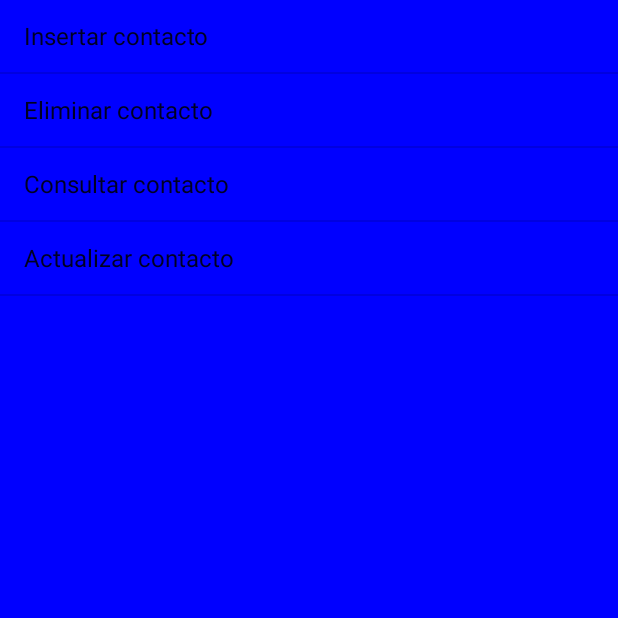
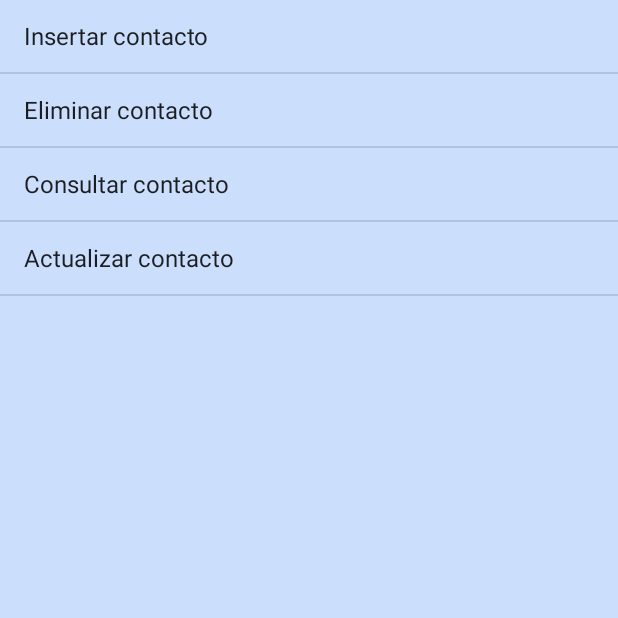
Before and after one commit to MarvinSMartinez/Bolsa, an Android app: the ContactoAspiranteMenuActivity screen opened directly, with no data from a screen before it, on a phone screen of 412 x 824 dp, the top half of it. Run offline under Robolectric (Android 15) with nearby library versions, the phone set to English and light mode, and no system bars.

Commit message:
Cambio de colores de listview

```diff
--- a/app/src/main/java/com/g06/bolsa/contacto_aspirante/ContactoAspiranteMenuActivity.java
+++ b/app/src/main/java/com/g06/bolsa/contacto_aspirante/ContactoAspiranteMenuActivity.java
@@ -27,7 +27,7 @@ public class ContactoAspiranteMenuActivity extends ListActivity {
     public void onCreate(Bundle savedInstanceState) {
         super.onCreate(savedInstanceState);
         ListView listView = getListView();
-        listView.setBackgroundColor(Color.rgb(0, 0, 255));
+        listView.setBackgroundColor(Color.rgb(203, 222, 251));
         ArrayAdapter<String> adapter = new
                 ArrayAdapter<String>(this,android.R.layout.simple_list_item_1, menu);
         setListAdapter(adapter);
--- a/app/src/main/java/com/g06/bolsa/dato_estudio/DatoEstudioMenuActivity.java
+++ b/app/src/main/java/com/g06/bolsa/dato_estudio/DatoEstudioMenuActivity.java
@@ -27,7 +27,7 @@ public class DatoEstudioMenuActivity extends ListActivity {
     public void onCreate(Bundle savedInstanceState) {
         super.onCreate(savedInstanceState);
         ListView listView = getListView();
-        listView.setBackgroundColor(Color.rgb(0, 0, 255));
+        listView.setBackgroundColor(Color.rgb(203, 222, 251));
         ArrayAdapter<String> adapter = new
                 ArrayAdapter<String>(this,android.R.layout.simple_list_item_1, menu);
         setListAdapter(adapter);
@@ -37,6 +37,7 @@ public class DatoEstudioMenuActivity extends ListActivity {
     protected void onListItemClick(ListView l,View v,int position,long id){
         super.onListItemClick(l, v, position, id);
         String nombreValue=activities[position];
+
         l.getChildAt(position).setBackgroundColor(Color.rgb(128, 128, 255));
         try{
             Class<?> clase=Class.forName("com.g06.bolsa.dato_estudio." + nombreValue);
--- a/app/src/main/java/com/g06/bolsa/detalle_experiencia/DetalleExperienciaMenuActivity.java
+++ b/app/src/main/java/com/g06/bolsa/detalle_experiencia/DetalleExperienciaMenuActivity.java
@@ -27,7 +27,7 @@ import android.widget.ListView;
         public void onCreate(Bundle savedInstanceState) {
             super.onCreate(savedInstanceState);
             ListView listView = getListView();
-            listView.setBackgroundColor(Color.rgb(0, 0, 255));
+            listView.setBackgroundColor(Color.rgb(203, 222, 251));
             ArrayAdapter<String> adapter = new
                     ArrayAdapter<String>(this,android.R.layout.simple_list_item_1, menu);
             setListAdapter(adapter);
--- a/app/src/main/res/layout/fragment_gallery.xml
+++ b/app/src/main/res/layout/fragment_gallery.xml
@@ -20,7 +20,7 @@
         android:layout_alignParentEnd="true"
         android:gravity="center_horizontal"
         android:paddingTop="35dp"
-        android:text="Perfil de Usuario"
+        android:text="@string/perfil_usuario"
         android:textColor="@color/black"
         android:textSize="20dp"/>
 
@@ -63,7 +63,4 @@
         android:background="@color/azulcaja"
         android:text="@string/dato_contactos"
         />
-
-
-
 </LinearLayout>
--- a/app/src/main/res/menu/activity_main_drawer.xml
+++ b/app/src/main/res/menu/activity_main_drawer.xml
@@ -11,7 +11,7 @@ tools:showIn="navigation_view">
     <item
         android:id="@+id/nav_gallery"
         android:icon="@drawable/ic_laboral"
-        android:title="Datos de Mi perfil" />
+        android:title="@string/datos_de_mi_perfil" />
 
 
 
```
Also changed, not shown: app/src/main/res/values/strings.xml (+6 -2 lines).
